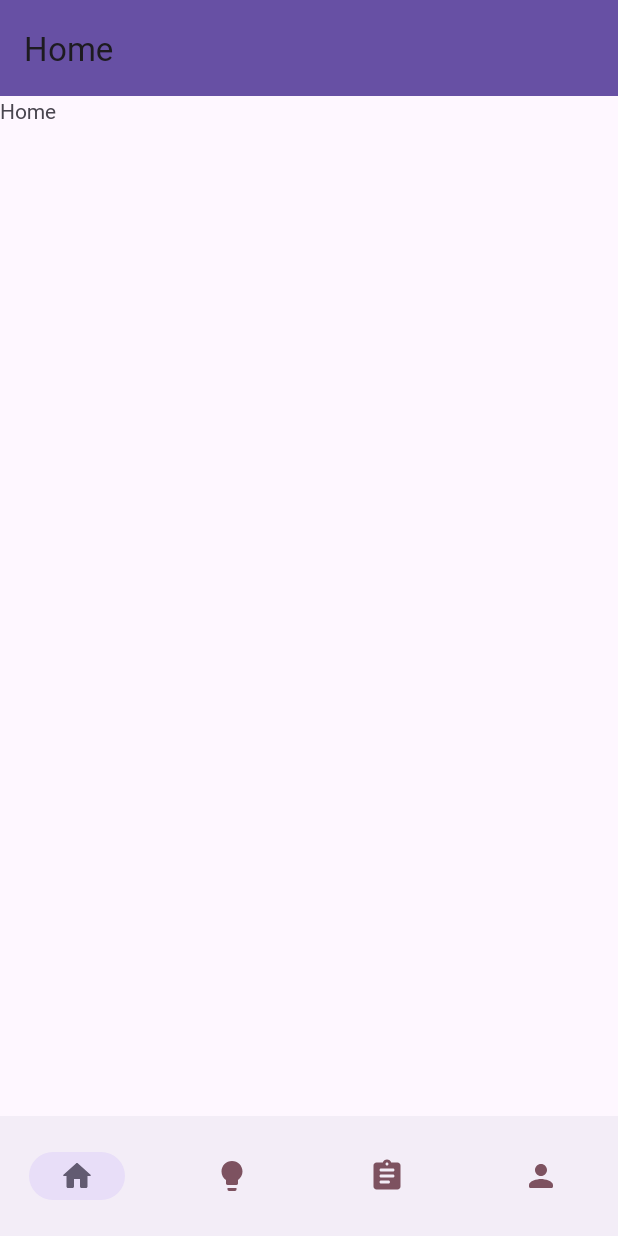
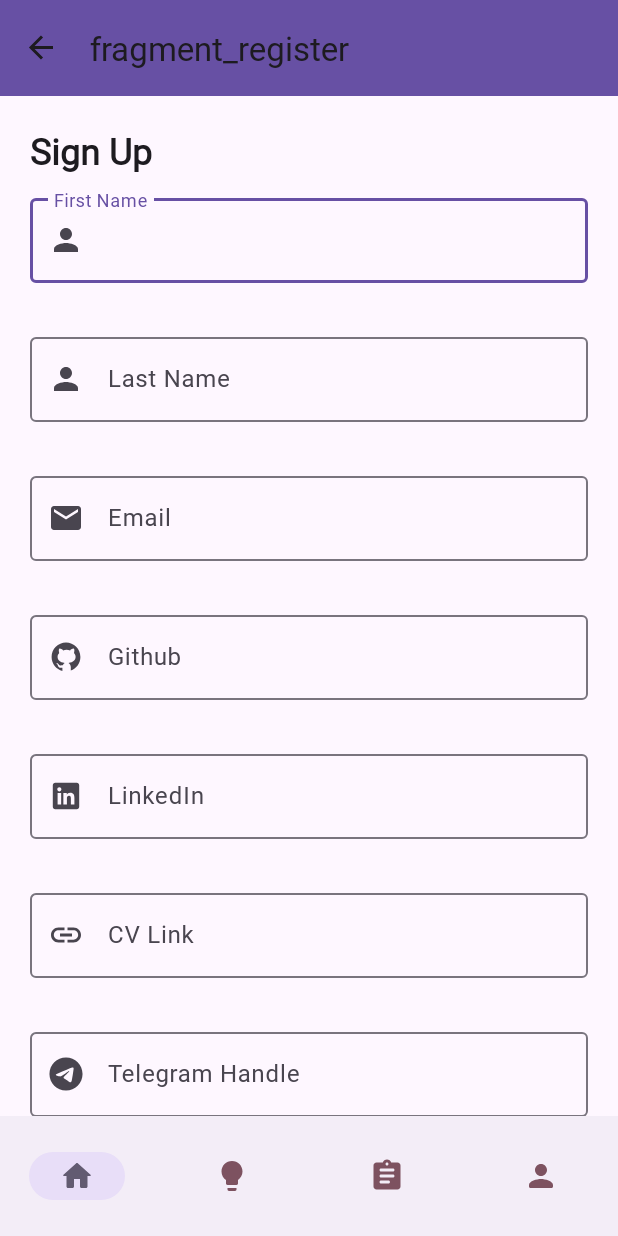
Before and after one commit to brukted/leet-grind-hackaton, an Android app: the screen it shows after launch (MainActivity), on a phone screen of 412 x 824 dp. Run offline under Robolectric (Android 15) with nearby library versions, the phone set to English and light mode, and no system bars; our stand-ins replace Dagger/Hilt's generated code, data binding, navigation-ui; 18 statements that could not run were skipped.

Commit message:
update ui

```diff
--- a/android/ProjectFinder/app/src/main/res/drawable/ic_attachment.xml
+++ /dev/null
@@ -1,5 +0,0 @@
-<vector android:height="24dp" android:tint="#000000"
-    android:viewportHeight="24" android:viewportWidth="24"
-    android:width="24dp" xmlns:android="http://schemas.android.com/apk/res/android">
-    <path android:fillColor="@android:color/white" android:pathData="M16.5,6v11.5c0,2.21 -1.79,4 -4,4s-4,-1.79 -4,-4V5c0,-1.38 1.12,-2.5 2.5,-2.5s2.5,1.12 2.5,2.5v10.5c0,0.55 -0.45,1 -1,1s-1,-0.45 -1,-1V6H10v9.5c0,1.38 1.12,2.5 2.5,2.5s2.5,-1.12 2.5,-2.5V5c0,-2.21 -1.79,-4 -4,-4S7,2.79 7,5v12.5c0,3.04 2.46,5.5 5.5,5.5s5.5,-2.46 5.5,-5.5V6h-1.5z"/>
-</vector>
--- a/android/ProjectFinder/app/src/main/res/layout/fragment_login.xml
+++ b/android/ProjectFinder/app/src/main/res/layout/fragment_login.xml
@@ -22,7 +22,7 @@
             android:layout_marginTop="150dp"
             android:text="Login"
             android:textAppearance="@style/TextAppearance.AppCompat.Headline"
-            android:textColor="?attr/colorPrimary"
+            android:textColor="?android:attr/textColorPrimary"
             android:textSize="20sp"
             android:textStyle="bold"
             app:layout_constraintStart_toStartOf="parent"
--- a/android/ProjectFinder/app/src/main/res/layout/fragment_profile.xml
+++ b/android/ProjectFinder/app/src/main/res/layout/fragment_profile.xml
@@ -56,6 +56,7 @@
                     android:layout_height="wrap_content"
                     android:layout_marginBottom="10dp"
                     android:text="@string/profile_details"
+                    android:textColor="?android:attr/textColorPrimary"
                     android:textSize="14.4sp"
                     android:textStyle="bold"
                     app:layout_constraintBottom_toTopOf="@+id/details_card"
@@ -160,6 +161,7 @@
                     android:layout_width="wrap_content"
                     android:layout_height="wrap_content"
                     android:layout_marginBottom="10dp"
+                    android:textColor="?android:attr/textColorPrimary"
                     android:text="@string/profile_links"
                     android:textSize="14.4sp"
                     android:textStyle="bold"
@@ -190,7 +192,7 @@
                             android:layout_width="0dp"
                             android:layout_height="wrap_content"
                             android:layout_weight="1"
-                            app:drawableLeftCompat="@drawable/ic_attachment"
+                            app:drawableLeftCompat="@drawable/ic_link"
                             android:drawablePadding="14dp"
                             android:gravity="center_vertical"
                             android:text="@string/profile_resume"
--- a/android/ProjectFinder/app/src/main/res/layout/fragment_register.xml
+++ b/android/ProjectFinder/app/src/main/res/layout/fragment_register.xml
@@ -27,7 +27,7 @@
                 android:text="Sign Up"
                 android:textAppearance="@style/TextAppearance.AppCompat.Headline"
                 android:textStyle="bold"
-                android:textColor="?attr/colorPrimary"
+                android:textColor="?android:attr/textColorPrimary"
                 app:layout_constraintStart_toStartOf="parent"
                 app:layout_constraintTop_toTopOf="parent" />
 
--- a/android/ProjectFinder/app/src/main/res/navigation/main_navigation_graph.xml
+++ b/android/ProjectFinder/app/src/main/res/navigation/main_navigation_graph.xml
@@ -1,8 +1,9 @@
 <?xml version="1.0" encoding="utf-8"?>
 <navigation xmlns:android="http://schemas.android.com/apk/res/android"
     xmlns:app="http://schemas.android.com/apk/res-auto"
+    xmlns:tools="http://schemas.android.com/tools"
     android:id="@+id/main_navigation_graph"
-    app:startDestination="@id/homeFragment">
+    app:startDestination="@id/register2">
 
     <fragment
         android:id="@+id/homeFragment"
@@ -20,5 +21,23 @@
         android:id="@+id/profileFragment"
         android:name="com.leetgrind.projectfinder.ui.profile.ProfileFragment"
         android:label="Profile" />
+    <fragment
+        android:id="@+id/register2"
+        android:name="com.leetgrind.projectfinder.ui.authentication.register.RegisterFragment"
+        android:label="fragment_register"
+        tools:layout="@layout/fragment_register" >
+        <action
+            android:id="@+id/action_register2_to_loginFragment"
+            app:destination="@id/loginFragment" />
+    </fragment>
+    <fragment
+        android:id="@+id/loginFragment"
+        android:name="com.leetgrind.projectfinder.ui.authentication.login.LoginFragment"
+        android:label="LoginFragment"
+        tools:layout="@layout/fragment_login">
+        <action
+            android:id="@+id/action_loginFragment_to_register2"
+            app:destination="@id/register2" />
+    </fragment>
 
 </navigation>
```
